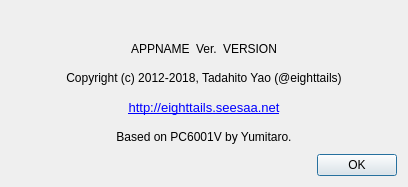
First picture: the form in src/Qt/aboutdialog.ui, repository eighttails/PC6001VX, before the edit.
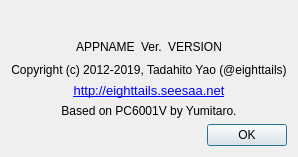
Second picture: the form after the edit. Icons and pictures are not drawn.

Commit message: クレジットを更新

What changed in the file:
```diff
--- a/src/Qt/aboutdialog.ui
+++ b/src/Qt/aboutdialog.ui
@@ -6,10 +6,16 @@
    <rect>
     <x>0</x>
     <y>0</y>
-    <width>408</width>
-    <height>187</height>
+    <width>206</width>
+    <height>119</height>
    </rect>
   </property>
+  <property name="sizePolicy">
+   <sizepolicy hsizetype="Expanding" vsizetype="Expanding">
+    <horstretch>0</horstretch>
+    <verstretch>0</verstretch>
+   </sizepolicy>
+  </property>
   <property name="windowTitle">
    <string>About</string>
   </property>
@@ -117,7 +123,7 @@
    <item>
     <widget class="QLabel" name="labelCopyright">
      <property name="text">
-      <string>Copyright (c) 2012-2018, Tadahito Yao (@eighttails)</string>
+      <string>Copyright (c) 2012-2019, Tadahito Yao (@eighttails)</string>
      </property>
      <property name="alignment">
       <set>Qt::AlignCenter</set>
```
The commit also changes 1 other file.
